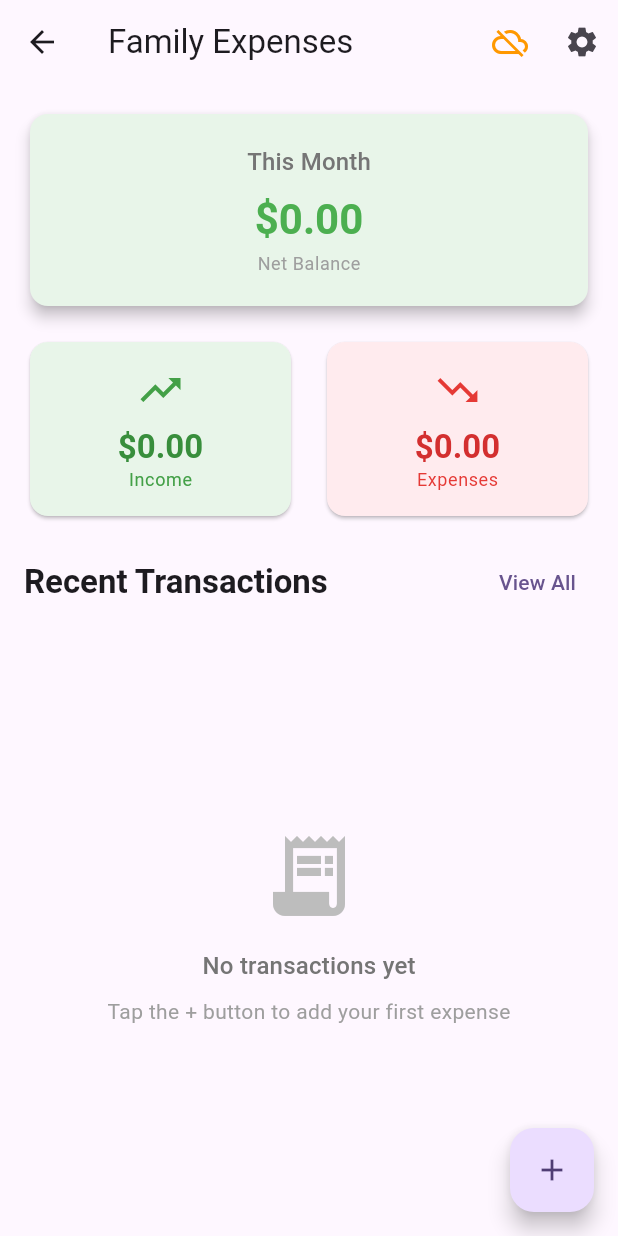
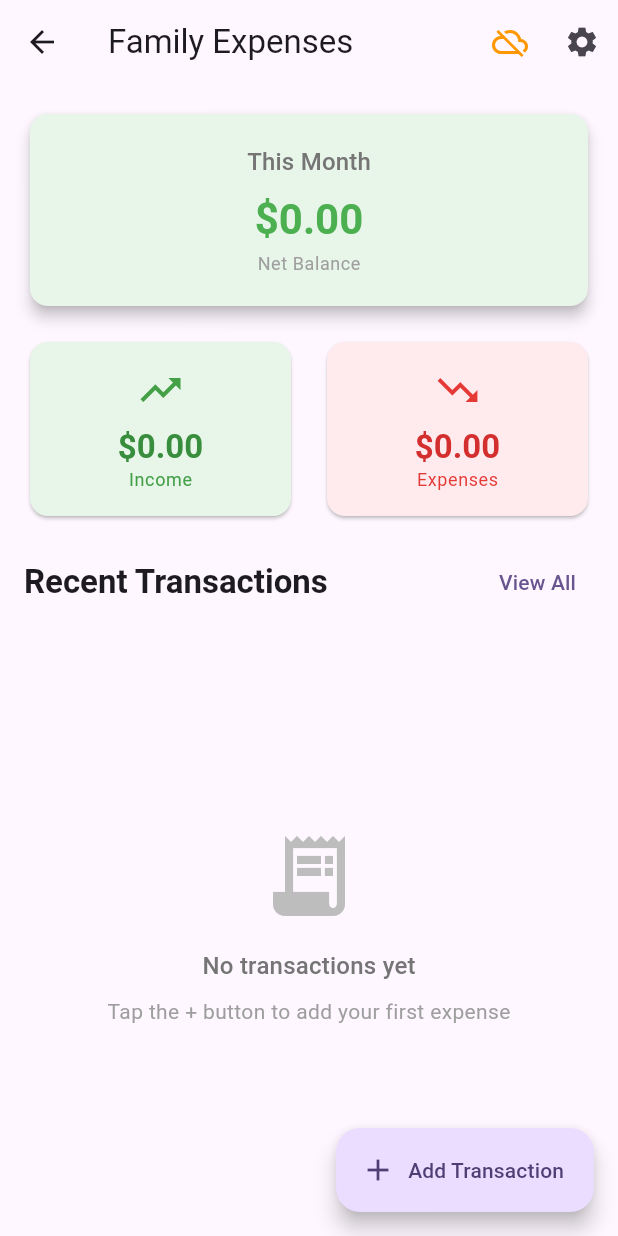
Before and after one commit to mmsoftware100/eain-thone-mobile-app-flutter, a Flutter app: the HomeScreen screen opened directly, on a phone screen of 412 x 824 dp. Run offline on Flutter 3.47's test engine with Material 3 defaults, Android fonts, the phone set to English and light mode, and no system bars; our stand-ins replace connectivity_plus, dio, shared_preferences, sqflite; accounts and stored records are empty.

Commit message:
feat(home): improve FAB by adding label and using extended style feat(transaction): auto-focus amount field for new transactions
Add label to floating action button for better UX
Auto-focus amount field when creating new transactions to improve form usability

```diff
--- a/lib/screens/home_screen.dart
+++ b/lib/screens/home_screen.dart
@@ -170,7 +170,8 @@ class _HomeScreenState extends State<HomeScreen> {
           );
         },
       ),
-      floatingActionButton: FloatingActionButton(
+      floatingActionButton: FloatingActionButton.extended(
+        label: const Text('Add Transaction'),
         onPressed: () {
           Navigator.push(
             context,
@@ -179,7 +180,7 @@ class _HomeScreenState extends State<HomeScreen> {
             ),
           );
         },
-        child: const Icon(Icons.add),
+        icon: const Icon(Icons.add),
       ),
     );
   }
```
Also changed, not shown: lib/screens/transaction_form_screen.dart (+8 -0 lines).
